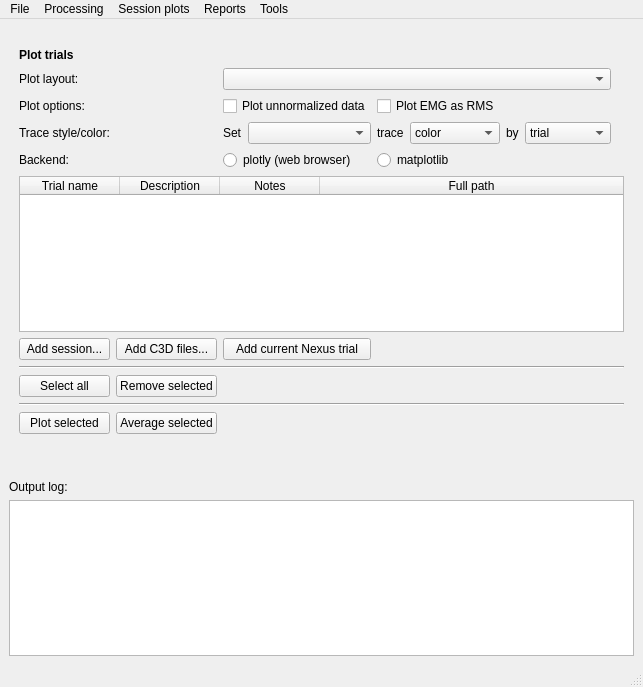
First picture: the form in gaitutils/gui/gaitmenu.ui, repository NCH-Motion-Laboratory/gaitutils, before the edit.
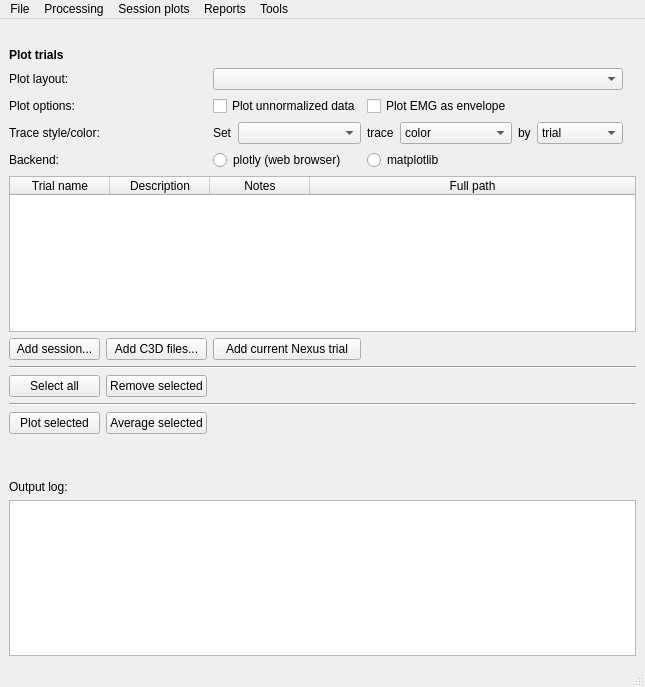
Second picture: the form after the edit.

Commit message: EMG RMS -> linear envelope

```diff
--- a/gaitutils/gui/gaitmenu.ui
+++ b/gaitutils/gui/gaitmenu.ui
@@ -97,7 +97,7 @@
       <item row="7" column="6" colspan="2">
        <widget class="QCheckBox" name="xbEMGRMS">
         <property name="text">
-         <string>Plot EMG as RMS</string>
+         <string>Plot EMG as envelope</string>
         </property>
         <property name="checked">
          <bool>false</bool>
```
Left out of the diff: 2 changed lines with no effect on the pictures. The commit also changes 13 other files.
